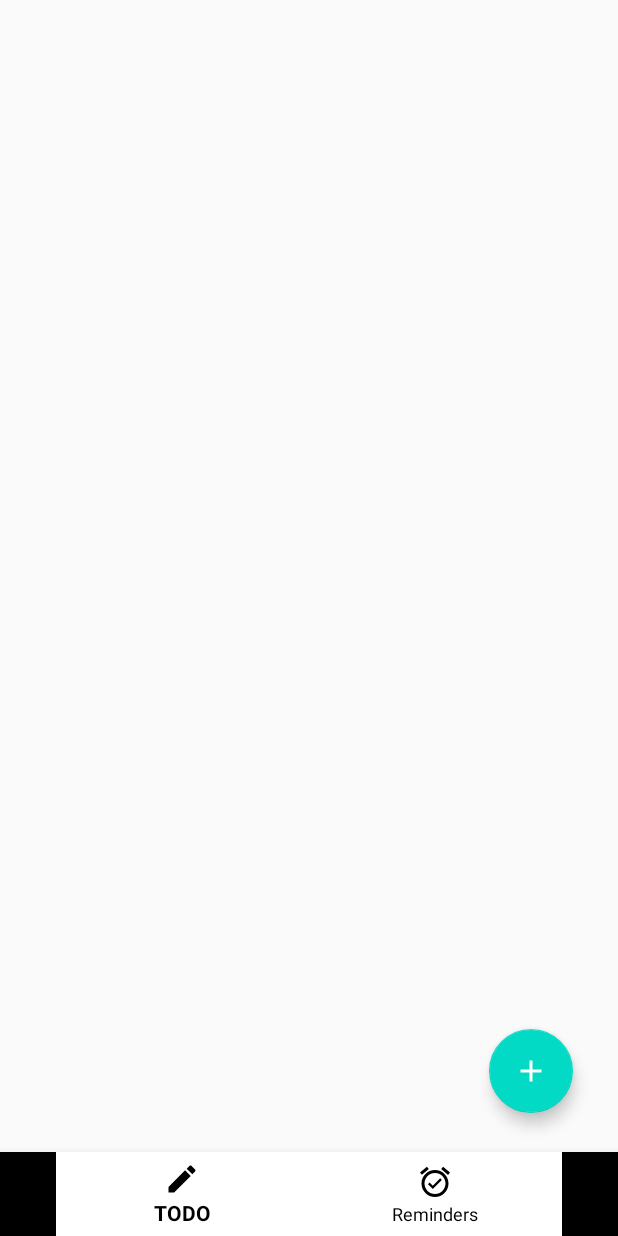
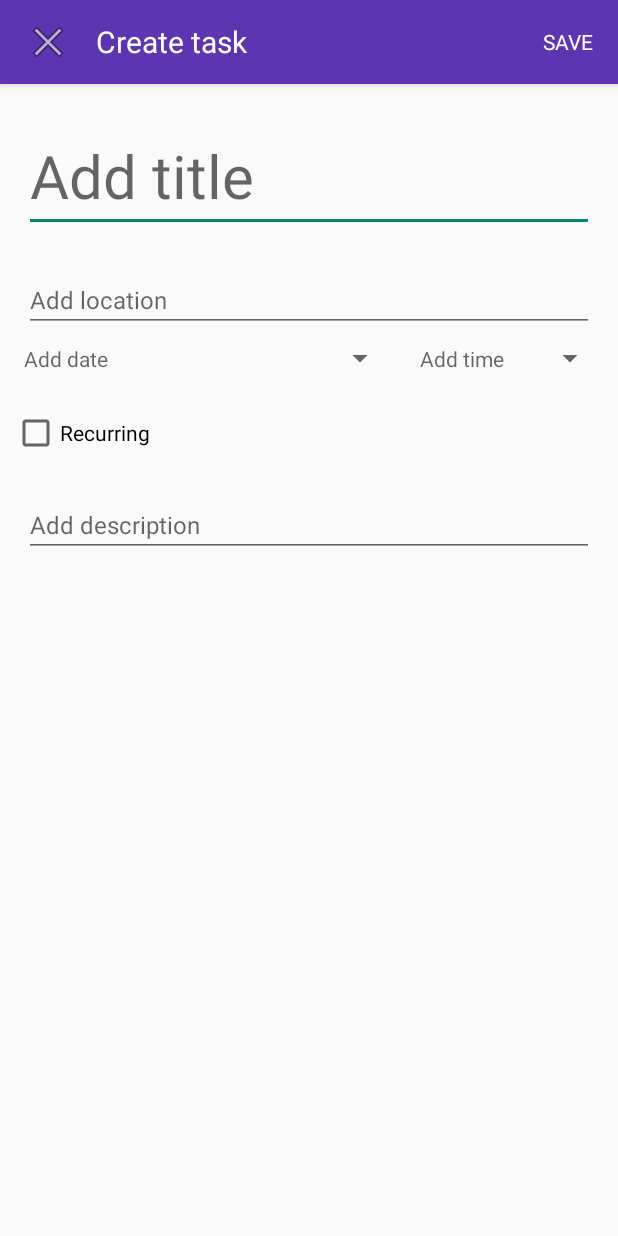
Before and after one commit to Codepath-G27/Task-Train, an Android app: the screen it shows after launch (MainActivity), after a tap on "Create an event", on a phone screen of 412 x 824 dp. Run offline under Robolectric (Android 15) with nearby library versions, the phone set to English and light mode, and no system bars.

Commit message:
Create task creation dialog

```diff
--- a/app/build.gradle
+++ b/app/build.gradle
@@ -28,6 +28,7 @@ dependencies {
     implementation 'androidx.appcompat:appcompat:1.2.0'
     implementation 'androidx.constraintlayout:constraintlayout:2.0.4'
     implementation 'com.google.android.material:material:1.2.1'
+    implementation 'androidx.cardview:cardview:1.0.0'
     testImplementation 'junit:junit:4.12'
     androidTestImplementation 'androidx.test.ext:junit:1.1.2'
     androidTestImplementation 'androidx.test.espresso:espresso-core:3.3.0'
@@ -45,8 +46,6 @@ dependencies {
 
     // optional - Test helpers
     testImplementation "androidx.room:room-testing:$room_version"
-
-
 }
 repositories {
     mavenCentral()
--- a/app/src/main/AndroidManifest.xml
+++ b/app/src/main/AndroidManifest.xml
@@ -11,7 +11,7 @@
         android:roundIcon="@mipmap/ic_launcher_round"
         android:supportsRtl="true"
         android:theme="@style/AppTheme">
-        <activity android:name=".activity_create_task"></activity>
+        <activity android:name=".TaskCreateDialogFragment"></activity>
         <activity android:name=".NotificationMessage" />
         <activity android:name=".CreateReminderActivity" />
         <activity android:name=".alarmSetup.NotificationMessage"></activity>
--- /dev/null
+++ b/app/src/main/java/com/eliasfang/calendify/TaskCreateDialogFragment.java
@@ -0,0 +1,99 @@
+package com.eliasfang.calendify;
+
+import androidx.annotation.NonNull;
+import androidx.annotation.Nullable;
+import androidx.fragment.app.DialogFragment;
+
+import android.os.Bundle;
+import android.view.LayoutInflater;
+import android.view.View;
+import android.view.ViewGroup;
+import android.view.WindowManager;
+import android.widget.CheckBox;
+import android.widget.EditText;
+import android.widget.ImageButton;
+import android.widget.TextView;
+import android.widget.Toast;
+
+public class TaskCreateDialogFragment extends DialogFragment implements View.OnClickListener {
+    private EditText etTitle;
+    private EditText etLocation;
+    private TextView tvDate;
+    private TextView tvTime;
+    private CheckBox cbRecur;
+    private EditText etDescription;
+
+    public TaskCreateDialogFragment() {
+        // Required empty constructor
+    }
+
+    // Required newInstance constructor to be called from ToDoFragment
+    public static TaskCreateDialogFragment newInstance() {
+        return new TaskCreateDialogFragment();
+    }
+
+    @Override
+    public void onCreate(@Nullable Bundle savedInstanceState) {
+        super.onCreate(savedInstanceState);
+        // Set to style defined in styles.xml
+        setStyle(DialogFragment.STYLE_NORMAL, R.style.FullscreenDialogTheme);
+    }
+
+    @Nullable
+    @Override
+    public View onCreateView(@NonNull LayoutInflater inflater, @Nullable ViewGroup container, @Nullable Bundle savedInstanceState) {
+        View view = inflater.inflate(R.layout.dialog_fragment_create_task, container, false);
+        ImageButton imgBtnClose = view.findViewById(R.id.imgBtnClose);
+        TextView tvSave = view.findViewById(R.id.tvSave);
+        etTitle = view.findViewById(R.id.etTitle);
+        etLocation = view.findViewById(R.id.etLocation);
+        tvDate = view.findViewById(R.id.tvDate);
+        tvTime = view.findViewById(R.id.tvTime);
+        cbRecur = view.findViewById(R.id.cbRecur);
+        etDescription = view.findViewById(R.id.etDescription);
+
+        // Show soft keyboard automatically and set focus on event name
+        etTitle.requestFocus();
+        getDialog().getWindow().setSoftInputMode(WindowManager.LayoutParams.SOFT_INPUT_STATE_VISIBLE);
+
+        // Check for clicks on top buttons
+        imgBtnClose.setOnClickListener(this);
+        tvSave.setOnClickListener(this);
+
+        return view;
+    }
+
+    @Override
+    public void onClick(View v) {
+        int id = v.getId();
+
+        // Manage which button was clicked on event creation dialog
+        switch(id) {
+            case R.id.imgBtnClose:
+                dismiss();
+                Toast.makeText(getContext(), "Cancelled task creation", Toast.LENGTH_SHORT).show();
+                break;
+            case R.id.tvSave:
+                Task task = saveFields();
+                // TODO: save task to database
+                dismiss();
+                Toast.makeText(getContext(), "Task saved", Toast.LENGTH_SHORT).show();
+                break;
+        }
+    }
+
+    // Helper functoins to save the fields that are filled in
+    private Task saveFields() {
+        String title = etTitle.getText().toString();
+        String location = etLocation.getText().toString();
+        String date = tvDate.getText().toString();
+        String time = tvTime.getText().toString();
+        boolean recur = cbRecur.isChecked();
+        String description = etDescription.getText().toString();
+
+        // TODO: Fix task constructors to create new task
+        // return new Task();
+        return null;
+    }
+
+}
--- a/app/src/main/java/com/eliasfang/calendify/ToDoFragment.java
+++ b/app/src/main/java/com/eliasfang/calendify/ToDoFragment.java
@@ -1,11 +1,16 @@
 package com.eliasfang.calendify;
 
+import android.app.Dialog;
 import android.os.Bundle;
 import android.view.LayoutInflater;
 import android.view.View;
 import android.view.ViewGroup;
+import android.widget.Toast;
 
+import androidx.appcompat.app.AppCompatActivity;
+import androidx.fragment.app.DialogFragment;
 import androidx.fragment.app.Fragment;
+import androidx.fragment.app.FragmentManager;
 import androidx.recyclerview.widget.LinearLayoutManager;
 import androidx.recyclerview.widget.RecyclerView;
 
@@ -19,7 +24,7 @@ public class ToDoFragment extends Fragment {
     public static final String TAG = "PostsFragment";
     private RecyclerView rvPosts;
 
-    private FloatingActionButton fabCreateEvent;
+    private FloatingActionButton fabCreate;
 
     protected TaskListAdapter adapter;
     protected List<Task> allTasks;
@@ -32,16 +37,18 @@ public class ToDoFragment extends Fragment {
     @Override
     public void onViewCreated(View view, Bundle savedInstanceState) {
         super.onCreate(savedInstanceState);
-        fabCreateEvent = view.findViewById(R.id.fabCreateEvent);
+        fabCreate = view.findViewById(R.id.fabCreate);
         RecyclerView recyclerView = view.findViewById(R.id.rvItems);
         final TaskListAdapter adapter = new TaskListAdapter(getContext());
         recyclerView.setAdapter(adapter);
         recyclerView.setLayoutManager(new LinearLayoutManager(getContext()));
 
-        fabCreateEvent.setOnClickListener(new View.OnClickListener() {
+        fabCreate.setOnClickListener(new View.OnClickListener() {
             @Override
             public void onClick(View v) {
-                //todo send it to another activity to add an event
+                DialogFragment dialog = TaskCreateDialogFragment.newInstance();
+                dialog.show(getFragmentManager(), "tag");
+                Toast.makeText(getContext(), "Create a task", Toast.LENGTH_SHORT).show();
             }
         });
 
--- a/app/src/main/java/com/eliasfang/calendify/activity_create_task.java
+++ /dev/null
@@ -1,16 +0,0 @@
-package com.eliasfang.calendify;
-
-import androidx.appcompat.app.AppCompatActivity;
-
-import android.os.Bundle;
-
-public class activity_create_task extends AppCompatActivity {
-
-    @Override
-    protected void onCreate(Bundle savedInstanceState) {
-        super.onCreate(savedInstanceState);
-        setContentView(R.layout.activity_create_task);
-    }
-    //todo set onclicklistener and create a new task
-
-}
--- a/app/src/main/res/layout/activity_create_task.xml
+++ /dev/null
@@ -1,56 +0,0 @@
-<?xml version="1.0" encoding="utf-8"?>
-<LinearLayout xmlns:android="http://schemas.android.com/apk/res/android"
-    xmlns:tools="http://schemas.android.com/tools"
-    android:layout_width="match_parent"
-    android:layout_height="match_parent"
-    android:orientation="vertical"
-    tools:context=".activity_create_task">
-
-    <TextView
-        android:id="@+id/tv_title"
-        android:layout_width="match_parent"
-        android:layout_height="wrap_content"
-        android:layout_weight="1"
-        android:text="Create Task!" />
-
-    <TextView
-        android:id="@+id/et_description"
-        android:layout_width="match_parent"
-        android:layout_height="wrap_content"
-        android:layout_weight="1"
-        android:hint="description" />
-
-    <EditText
-        android:id="@+id/et_Date"
-        android:layout_width="match_parent"
-        android:layout_height="wrap_content"
-        android:layout_weight="1"
-        android:ems="10"
-        android:inputType="date" />
-
-    <EditText
-        android:id="@+id/et_time"
-        android:layout_width="match_parent"
-        android:layout_height="wrap_content"
-        android:layout_weight="1"
-        android:ems="10"
-        android:inputType="time" />
-
-    <EditText
-        android:id="@+id/et_recurrence"
-        android:layout_width="match_parent"
-        android:layout_height="wrap_content"
-        android:layout_weight="1"
-        android:ems="10"
-        android:hint="Recurrence"
-        android:inputType="textPersonName"
-        android:text="Name" />
-
-    <Button
-        android:id="@+id/btn_createTask"
-        android:layout_width="wrap_content"
-        android:layout_height="wrap_content"
-        android:layout_weight="1"
-        android:text="submit!" />
-
-</LinearLayout>
--- /dev/null
+++ b/app/src/main/res/layout/dialog_fragment_create_task.xml
@@ -0,0 +1,161 @@
+<?xml version="1.0" encoding="utf-8"?>
+<LinearLayout xmlns:android="http://schemas.android.com/apk/res/android"
+    xmlns:app="http://schemas.android.com/apk/res-auto"
+    android:layout_width="match_parent"
+    android:layout_height="match_parent"
+    android:orientation="vertical">
+
+    <androidx.cardview.widget.CardView
+        android:id="@+id/cardView"
+        android:layout_width="match_parent"
+        android:layout_height="?attr/actionBarSize"
+        app:cardBackgroundColor="#5e35b1"
+        app:cardCornerRadius="0dp"
+        app:cardElevation="4dp"
+        app:layout_constraintEnd_toEndOf="parent"
+        app:layout_constraintStart_toStartOf="parent"
+        app:layout_constraintTop_toTopOf="parent">
+
+        <RelativeLayout
+            android:layout_width="match_parent"
+            android:layout_height="match_parent">
+
+            <ImageButton
+                android:id="@+id/imgBtnClose"
+                android:layout_width="wrap_content"
+                android:layout_height="wrap_content"
+                android:layout_centerVertical="true"
+                android:layout_marginStart="8dp"
+                android:background="?attr/selectableItemBackgroundBorderless"
+                android:padding="8dp"
+                android:src="@android:drawable/ic_menu_close_clear_cancel" />
+
+            <TextView
+                android:layout_width="wrap_content"
+                android:layout_height="wrap_content"
+                android:layout_centerVertical="true"
+                android:layout_marginStart="8dp"
+                android:layout_toEndOf="@id/imgBtnClose"
+                android:text="Create task"
+                android:textColor="@android:color/white"
+                android:textSize="20sp" />
+
+            <TextView
+                android:id="@+id/tvSave"
+                android:layout_width="wrap_content"
+                android:layout_height="wrap_content"
+                android:layout_alignParentEnd="true"
+                android:layout_centerVertical="true"
+                android:layout_marginEnd="8dp"
+                android:background="?attr/selectableItemBackground"
+                android:padding="8dp"
+                android:text="SAVE"
+                android:textColor="@android:color/white" />
+
+        </RelativeLayout>
+
+    </androidx.cardview.widget.CardView>
+
+    <androidx.core.widget.NestedScrollView
+        android:layout_width="match_parent"
+        android:layout_height="match_parent"
+        android:fillViewport="true">
+
+        <androidx.constraintlayout.widget.ConstraintLayout
+            android:layout_width="match_parent"
+            android:layout_height="match_parent"
+            android:orientation="vertical">
+
+            <EditText
+                android:id="@+id/etTitle"
+                android:layout_width="match_parent"
+                android:layout_height="wrap_content"
+                android:layout_marginStart="16dp"
+                android:layout_marginTop="24dp"
+                android:layout_marginEnd="16dp"
+                android:hint="Add title"
+                android:textSize="40sp"
+                app:layout_constraintEnd_toEndOf="parent"
+                app:layout_constraintStart_toStartOf="parent"
+                app:layout_constraintTop_toTopOf="parent" />
+
+            <EditText
+                android:id="@+id/etLocation"
+                android:layout_width="match_parent"
+                android:layout_height="wrap_content"
+                android:layout_marginStart="16dp"
+                android:layout_marginTop="24dp"
+                android:layout_marginEnd="16dp"
+                android:hint="Add location"
+                android:textSize="16sp"
+                app:layout_constraintEnd_toEndOf="parent"
+                app:layout_constraintStart_toStartOf="parent"
+                app:layout_constraintTop_toBottomOf="@+id/etTitle" />
+
+            <LinearLayout
+                android:id="@+id/linearLayout"
+                android:layout_width="match_parent"
+                android:layout_height="wrap_content"
+                android:layout_marginStart="16dp"
+                android:layout_marginEnd="8dp"
+                android:layout_weight="3"
+                android:orientation="horizontal"
+                app:layout_constraintEnd_toEndOf="parent"
+                app:layout_constraintStart_toStartOf="parent"
+                app:layout_constraintTop_toBottomOf="@+id/etLocation">
+
+                <TextView
+                    android:id="@+id/tvDate"
+                    style="@style/Widget.AppCompat.Spinner"
+                    android:layout_width="0dp"
+                    android:layout_height="wrap_content"
+                    android:layout_marginEnd="16dp"
+                    android:layout_weight="2"
+                    android:hint="Add date"
+                    android:paddingTop="8dp"
+                    android:paddingBottom="8dp"
+                    android:textColor="@android:color/black"
+                    android:textSize="14sp" />
+
+                <TextView
+                    android:id="@+id/tvTime"
+                    style="@style/Widget.AppCompat.Spinner"
+                    android:layout_width="0dp"
+                    android:layout_height="wrap_content"
+                    android:layout_weight="1"
+                    android:hint="Add time"
+                    android:paddingTop="8dp"
+                    android:paddingBottom="8dp"
+                    android:textColor="@android:color/darker_gray"
+                    android:textSize="14sp" />
+
+            </LinearLayout>
+
+            <CheckBox
+                android:id="@+id/cbRecur"
+                android:layout_width="wrap_content"
+                android:layout_height="wrap_content"
+                android:layout_marginStart="8dp"
+                android:layout_marginTop="16dp"
+                android:text="Recurring"
+                app:layout_constraintStart_toStartOf="parent"
+                app:layout_constraintTop_toBottomOf="@+id/linearLayout" />
+
+            <EditText
+                android:id="@+id/etDescription"
+                android:layout_width="match_parent"
+                android:layout_height="wrap_content"
+                android:layout_marginStart="16dp"
+                android:layout_marginTop="24dp"
+                android:layout_marginEnd="16dp"
+                android:hint="Add description"
+                android:textSize="16sp"
+                app:layout_constraintEnd_toEndOf="parent"
+                app:layout_constraintStart_toStartOf="parent"
+                app:layout_constraintTop_toBottomOf="@+id/cbRecur" />
+
+        </androidx.constraintlayout.widget.ConstraintLayout>
+
+    </androidx.core.widget.NestedScrollView>
+
+</LinearLayout>
--- a/app/src/main/res/layout/fragment_to_do.xml
+++ b/app/src/main/res/layout/fragment_to_do.xml
@@ -22,13 +22,13 @@
     </androidx.recyclerview.widget.RecyclerView>
 
     <com.google.android.material.floatingactionbutton.FloatingActionButton
-        android:id="@+id/fabCreateEvent"
+        android:id="@+id/fabCreate"
         android:layout_width="wrap_content"
         android:layout_height="wrap_content"
         android:layout_alignParentEnd="true"
         android:layout_alignParentBottom="true"
         android:layout_marginEnd="30dp"
-        android:layout_marginBottom="26dp"
+        android:layout_marginBottom="30dp"
         android:clickable="true"
         android:contentDescription="@string/create_an_event"
         android:src="@drawable/ic_add"
--- a/app/src/main/res/values/styles.xml
+++ b/app/src/main/res/values/styles.xml
@@ -7,7 +7,11 @@
         <item name="colorAccent">@color/colorAccent</item>
     </style>
 
-
+    <style name="FullscreenDialogTheme" parent="Theme.AppCompat.Light.DialogWhenLarge">
+        <item name="android:statusBarColor">@color/colorPrimary</item>
+        <item name="windowNoTitle">true</item>
+        <item name="android:windowAnimationStyle">@style/Animation.AppCompat.Dialog</item>
+    </style>
 
 
 </resources>
```
Also changed, not shown: 1 other file.
